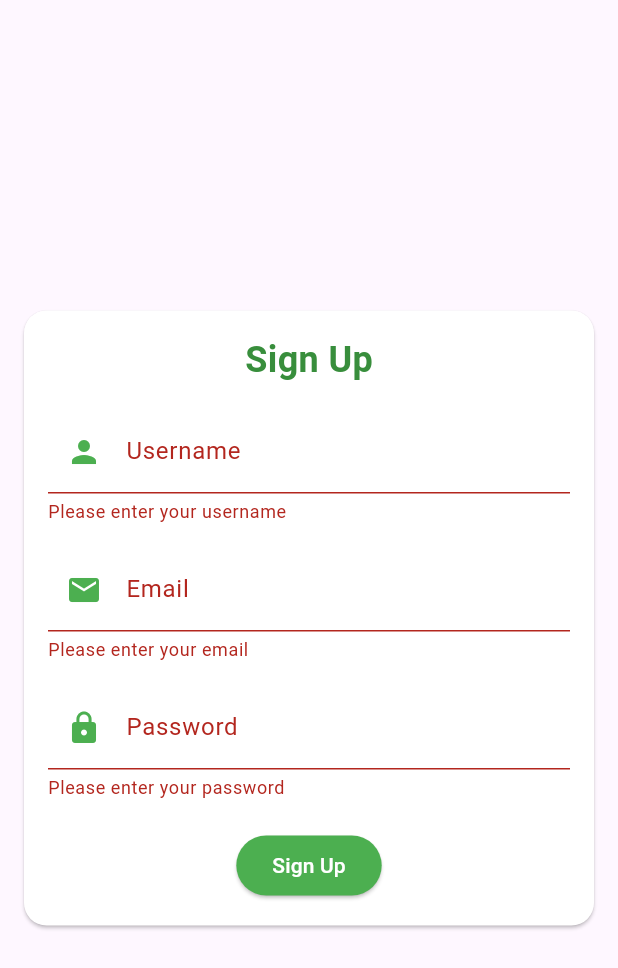
After one commit to masakiShito/petcare-app, a Flutter app: the SignupScreen screen opened directly, after a tap on "Sign Up", on a phone screen of 412 x 824 dp. The commit adds this screen. Shown: the top 968 px of the screen. Run offline on Flutter 3.47's test engine with Material 3 defaults, Android fonts, the phone set to English and light mode, and no system bars; our stand-ins replace flutter_secure_storage, image_picker, permission_handler, shared_preferences; accounts and stored records are empty; network calls fail.

Commit message:
ログイン・サインアップ実装
ログインとサインアップを実装

```diff
--- /dev/null
+++ b/frontend/petcare_app/lib/screens/signup_screen.dart
@@ -0,0 +1,160 @@
+import 'package:flutter/material.dart';
+import 'package:http/http.dart' as http;
+import 'dart:convert';
+import 'package:shared_preferences/shared_preferences.dart';
+
+class SignupScreen extends StatefulWidget {
+  @override
+  _SignupScreenState createState() => _SignupScreenState();
+}
+
+class _SignupScreenState extends State<SignupScreen> {
+  final _formKey = GlobalKey<FormState>();
+  final _usernameController = TextEditingController();
+  final _emailController = TextEditingController();
+  final _passwordController = TextEditingController();
+  bool _isLoading = false;
+  String? _errorMessage;
+  Future<void> _signup() async {
+    setState(() {
+      _isLoading = true;
+      _errorMessage = null;
+    });
+
+    final response = await http.post(
+      Uri.parse('http://127.0.0.1:8000/api/users/register/'),
+      headers: <String, String>{
+        'Content-Type': 'application/json; charset=UTF-8',
+      },
+      body: jsonEncode(<String, String>{
+        'username': _usernameController.text,
+        'email': _emailController.text,
+        'password': _passwordController.text,
+      }),
+    );
+
+    setState(() {
+      _isLoading = false;
+    });
+
+    if (response.statusCode == 201) {
+      // サインアップ成功時にログイン画面へ遷移
+      Navigator.pushReplacementNamed(context, '/login');
+
+      // メッセージを表示するためにSnackbarなども使えます
+      ScaffoldMessenger.of(context).showSnackBar(SnackBar(
+          content: Text('Account created successfully. Please log in.')));
+    } else {
+      setState(() {
+        _errorMessage = 'Signup failed. Please try again.';
+      });
+    }
+  }
+
+  @override
+  void dispose() {
+    _usernameController.dispose();
+    _emailController.dispose();
+    _passwordController.dispose();
+    super.dispose();
+  }
+
+  @override
+  Widget build(BuildContext context) {
+    return Scaffold(
+      body: Center(
+        child: Card(
+          shape: RoundedRectangleBorder(
+            borderRadius: BorderRadius.circular(15.0),
+          ),
+          color: Colors.white,
+          margin: EdgeInsets.all(16.0),
+          child: Padding(
+            padding: const EdgeInsets.all(16.0),
+            child: Form(
+              key: _formKey,
+              child: Column(
+                mainAxisSize: MainAxisSize.min,
+                children: [
+                  Text(
+                    'Sign Up',
+                    style: TextStyle(
+                      fontSize: 24.0,
+                      fontWeight: FontWeight.bold,
+                      color: Colors.green.shade700,
+                    ),
+                  ),
+                  SizedBox(height: 16.0),
+                  TextFormField(
+                    controller: _usernameController,
+                    decoration: InputDecoration(
+                      labelText: 'Username',
+                      prefixIcon: Icon(Icons.person, color: Colors.green),
+                    ),
+                    validator: (value) {
+                      if (value == null || value.isEmpty) {
+                        return 'Please enter your username';
+                      }
+                      return null;
+                    },
+                  ),
+                  SizedBox(height: 16.0),
+                  TextFormField(
+                    controller: _emailController,
+                    decoration: InputDecoration(
+                      labelText: 'Email',
+                      prefixIcon: Icon(Icons.email, color: Colors.green),
+                    ),
+                    validator: (value) {
+                      if (value == null || value.isEmpty) {
+                        return 'Please enter your email';
+                      }
+                      return null;
+                    },
+                  ),
+                  SizedBox(height: 16.0),
+                  TextFormField(
+                    controller: _passwordController,
+                    decoration: InputDecoration(
+                      labelText: 'Password',
+                      prefixIcon: Icon(Icons.lock, color: Colors.green),
+                    ),
+                    obscureText: true,
+                    validator: (value) {
+                      if (value == null || value.isEmpty) {
+                        return 'Please enter your password';
+                      }
+                      return null;
+                    },
+                  ),
+                  SizedBox(height: 20),
+                  if (_isLoading) CircularProgressIndicator(),
+                  if (_errorMessage != null)
+                    Padding(
+                      padding: const EdgeInsets.only(bottom: 8.0),
+                      child: Text(
+                        _errorMessage!,
+                        style: TextStyle(color: Colors.red),
+                      ),
+                    ),
+                  ElevatedButton(
+                    onPressed: () {
+                      if (_formKey.currentState?.validate() ?? false) {
+                        _signup();
+                      }
+                    },
+                    child: Text('Sign Up'),
+                    style: ElevatedButton.styleFrom(
+                      backgroundColor: Colors.green,
+                      foregroundColor: Colors.white,
+                    ),
+                  ),
+                ],
+              ),
+            ),
+          ),
+        ),
+      ),
+    );
+  }
+}
```
Also changed, not shown: frontend/petcare_app/lib/screens/home_screen.dart (+11 -27 lines), frontend/petcare_app/lib/screens/login_screen.dart (+11 -0 lines), frontend/petcare_app/lib/services/auth_service.dart (+21 -27 lines).
